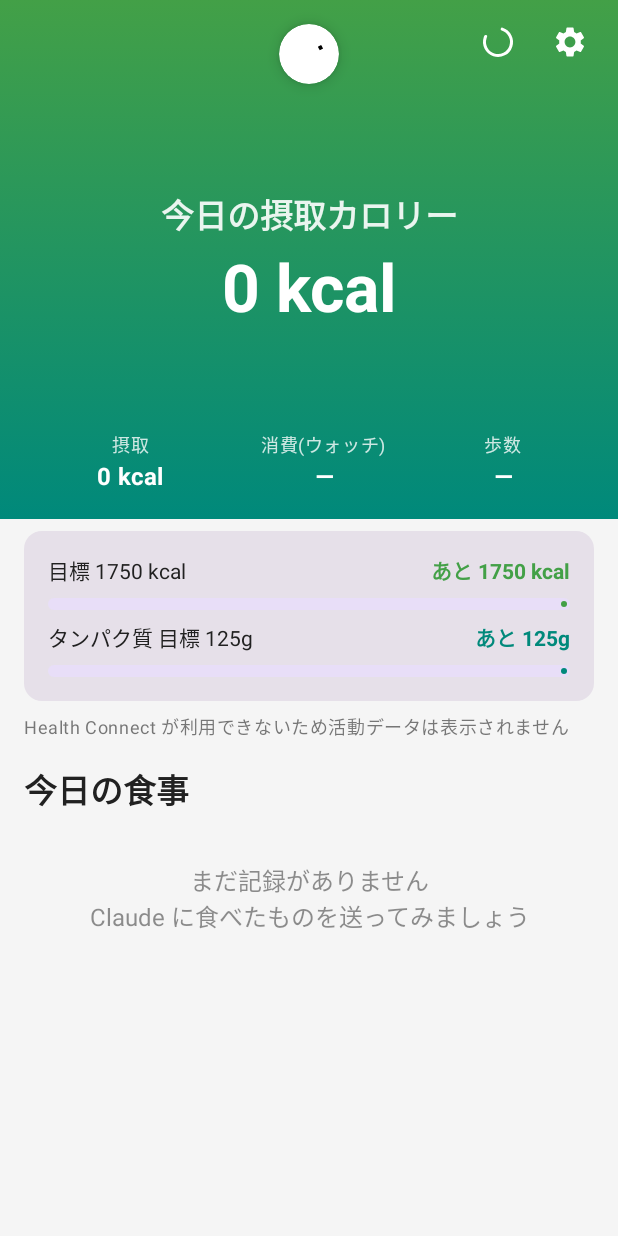
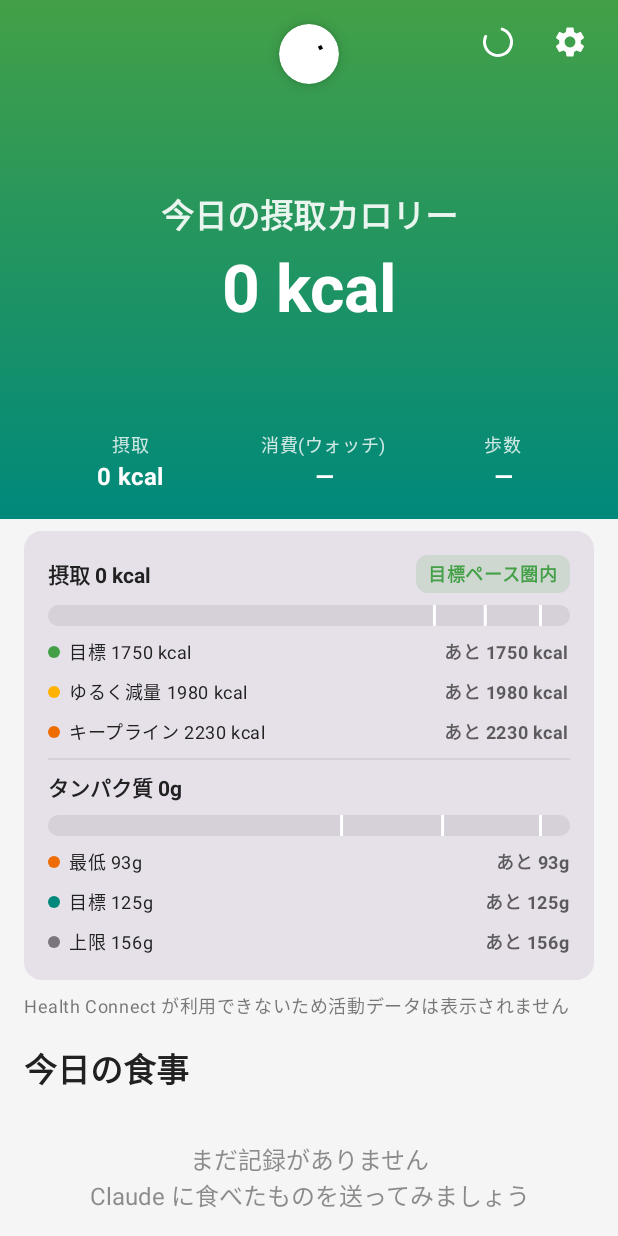
Before and after one commit to tai1992srw-oss/Daily_money, an Android app built with Jetpack Compose: the composable DietContent shown on its own in the app's theme, on a phone screen of 412 x 824 dp. Run offline under Robolectric (Android 15) with nearby library versions, the phone set to English and light mode, and no system bars; our stand-ins replace Dagger/Hilt's generated code; libraries missing offline, so code that uses them is left out: androidx.health.connect; 3 statements that could not run were skipped.

Commit message:
Show three-line calorie zones and three-tier protein progress
- Calorie card now shows intake against three lines with color coding:
  target (green), easy-loss = maintenance - 250 (amber), and keep line
  (orange), with a red over-keep state; custom zone bar with tick marks
  replaces the single progress bar
- Protein progress now has three tiers derived from the target
  (min = x0.75 ~ 1.2g/kg, max = x1.25 ~ 2.0g/kg) with its own zone bar
- New maintenanceKcal setting (default 2230) in the settings dialog;
  settings dialog now passes a DietSettings object
- Bump version to 1.2 (versionCode 3)

Co-Authored-By: Claude Fable 5 <noreply@anthropic.com>
Claude-Session: https://claude.ai/code/session_01WkbkwPJv59hC3Jv2rYfKt8

```diff
--- a/app/build.gradle.kts
+++ b/app/build.gradle.kts
@@ -13,8 +13,8 @@ android {
         applicationId = "com.dietlog"
         minSdk = 26
         targetSdk = 34
-        versionCode = 2
-        versionName = "1.1"
+        versionCode = 3
+        versionName = "1.2"
 
         testInstrumentationRunner = "androidx.test.runner.AndroidJUnitRunner"
         vectorDrawables {
--- a/app/src/main/java/com/dietlog/data/diet/DietModels.kt
+++ b/app/src/main/java/com/dietlog/data/diet/DietModels.kt
@@ -7,10 +7,24 @@ data class DietSettings(
     val apiUrl: String = "",
     val token: String = "",
     val targetKcal: Int = 1750,
-    val targetProteinG: Int = 125
+    val targetProteinG: Int = 125,
+    /** 維持カロリー（キープライン）。これを超えると増量圏。 */
+    val maintenanceKcal: Int = 2230
 ) {
     val isConfigured: Boolean
         get() = apiUrl.isNotBlank() && token.isNotBlank()
+
+    /** ゆるく減量ライン（週−0.25kgペース ≒ 維持−250kcal）。 */
+    val easyKcal: Int
+        get() = maintenanceKcal - 250
+
+    /** タンパク質の最低ライン（目標=1.6g/kg 相当に対する 1.2g/kg ≒ ×0.75）。 */
+    val minProteinG: Int
+        get() = (targetProteinG * 3) / 4
+
+    /** タンパク質の上限ライン（2.0g/kg ≒ ×1.25。これ以上は追加メリットなし）。 */
+    val maxProteinG: Int
+        get() = (targetProteinG * 5) / 4
 }
 
 data class MealRecord(
--- a/app/src/main/java/com/dietlog/data/diet/DietSettingsStore.kt
+++ b/app/src/main/java/com/dietlog/data/diet/DietSettingsStore.kt
@@ -22,6 +22,7 @@ class DietSettingsStore @Inject constructor(
         val TOKEN = stringPreferencesKey("token")
         val TARGET_KCAL = intPreferencesKey("target_kcal")
         val TARGET_PROTEIN_G = intPreferencesKey("target_protein_g")
+        val MAINTENANCE_KCAL = intPreferencesKey("maintenance_kcal")
     }
 
     val settings: Flow<DietSettings> = context.dietDataStore.data.map { prefs ->
@@ -29,7 +30,8 @@ class DietSettingsStore @Inject constructor(
             apiUrl = prefs[Keys.API_URL] ?: "",
             token = prefs[Keys.TOKEN] ?: "",
             targetKcal = prefs[Keys.TARGET_KCAL] ?: 1750,
-            targetProteinG = prefs[Keys.TARGET_PROTEIN_G] ?: 125
+            targetProteinG = prefs[Keys.TARGET_PROTEIN_G] ?: 125,
+            maintenanceKcal = prefs[Keys.MAINTENANCE_KCAL] ?: 2230
         )
     }
 
@@ -39,6 +41,7 @@ class DietSettingsStore @Inject constructor(
             prefs[Keys.TOKEN] = settings.token.trim()
             prefs[Keys.TARGET_KCAL] = settings.targetKcal
             prefs[Keys.TARGET_PROTEIN_G] = settings.targetProteinG
+            prefs[Keys.MAINTENANCE_KCAL] = settings.maintenanceKcal
         }
     }
 }
--- a/app/src/main/java/com/dietlog/ui/screens/DietScreen.kt
+++ b/app/src/main/java/com/dietlog/ui/screens/DietScreen.kt
@@ -1,8 +1,10 @@
 package com.dietlog.ui.screens
 
 import androidx.activity.compose.rememberLauncherForActivityResult
+import androidx.compose.foundation.Canvas
 import androidx.compose.foundation.background
 import androidx.compose.foundation.layout.*
+import androidx.compose.foundation.shape.CircleShape
 import androidx.compose.foundation.lazy.LazyColumn
 import androidx.compose.foundation.lazy.items
 import androidx.compose.foundation.shape.RoundedCornerShape
@@ -17,7 +19,11 @@ import androidx.compose.material3.*
 import androidx.compose.runtime.*
 import androidx.compose.ui.Alignment
 import androidx.compose.ui.Modifier
+import androidx.compose.ui.geometry.CornerRadius
+import androidx.compose.ui.geometry.Offset
+import androidx.compose.ui.geometry.Size
 import androidx.compose.ui.graphics.Brush
+import androidx.compose.ui.graphics.Color
 import androidx.compose.ui.text.font.FontWeight
 import androidx.compose.ui.text.style.TextAlign
 import androidx.compose.ui.unit.dp
@@ -25,12 +31,15 @@ import androidx.compose.ui.unit.sp
 import androidx.health.connect.client.PermissionController
 import androidx.hilt.navigation.compose.hiltViewModel
 import com.dietlog.data.diet.ActivityData
+import com.dietlog.data.diet.DietSettings
 import com.dietlog.data.diet.MealTotals
 import com.dietlog.ui.components.AdviceCard
 import com.dietlog.ui.components.DietSettingsDialog
 import com.dietlog.ui.components.MealItem
 import com.dietlog.ui.components.WeightChartCard
+import com.dietlog.ui.theme.DietAmber
 import com.dietlog.ui.theme.DietGreen
+import com.dietlog.ui.theme.DietOrange
 import com.dietlog.ui.theme.DietTeal
 import java.text.NumberFormat
 import java.util.*
@@ -81,8 +90,8 @@ fun DietScreen(
                 DietSettingsDialog(
                     settings = uiState.settings,
                     onDismiss = { viewModel.hideSettings() },
-                    onSave = { apiUrl, token, targetKcal, targetProteinG ->
-                        viewModel.saveSettings(apiUrl, token, targetKcal, targetProteinG)
+                    onSave = { newSettings ->
+                        viewModel.saveSettings(newSettings)
                     }
                 )
             }
@@ -180,8 +189,7 @@ private fun DietContent(
                 item {
                     TargetProgressCard(
                         intake = intake,
-                        targetKcal = uiState.settings.targetKcal,
-                        targetProteinG = uiState.settings.targetProteinG,
+                        settings = uiState.settings,
                         totals = uiState.day?.totals
                     )
                 }
@@ -428,14 +436,21 @@ private fun BodyStat(label: String, value: String) {
 @Composable
 private fun TargetProgressCard(
     intake: Int,
-    targetKcal: Int,
-    targetProteinG: Int,
+    settings: DietSettings,
     totals: MealTotals?,
     modifier: Modifier = Modifier
 ) {
-    val remaining = targetKcal - intake
+    val targetKcal = settings.targetKcal
+    val easyKcal = settings.easyKcal
+    val keepKcal = settings.maintenanceKcal
     val protein = (totals?.proteinG ?: 0.0).toInt()
-    val proteinRemaining = targetProteinG - protein
+
+    val (bandLabel, bandColor) = when {
+        intake <= targetKcal -> "目標ペース圏内" to DietGreen
+        intake <= easyKcal -> "ゆるく減量圏" to DietAmber
+        intake <= keepKcal -> "キープ圏内" to DietOrange
+        else -> "キープライン超過" to MaterialTheme.colorScheme.error
+    }
 
     Card(
         modifier = modifier.fillMaxWidth(),
@@ -447,50 +462,84 @@ private fun TargetProgressCard(
         ) {
             Row(
                 modifier = Modifier.fillMaxWidth(),
-                horizontalArrangement = Arrangement.SpaceBetween
+                horizontalArrangement = Arrangement.SpaceBetween,
+                verticalAlignment = Alignment.CenterVertically
             ) {
                 Text(
-                    text = "目標 $targetKcal kcal",
-                    style = MaterialTheme.typography.bodyMedium
+                    text = "摂取 $intake kcal",
+                    style = MaterialTheme.typography.bodyMedium,
+                    fontWeight = FontWeight.Bold
                 )
+                Box(
+                    modifier = Modifier
+                        .background(bandColor.copy(alpha = 0.15f), RoundedCornerShape(8.dp))
+                        .padding(horizontal = 8.dp, vertical = 3.dp)
+                ) {
                     Text(
-                    text = if (remaining >= 0) "あと $remaining kcal" else "${-remaining} kcal オーバー",
-                    style = MaterialTheme.typography.bodyMedium,
+                        text = bandLabel,
+                        style = MaterialTheme.typography.bodySmall,
                         fontWeight = FontWeight.Bold,
-                    color = if (remaining >= 0) DietGreen else MaterialTheme.colorScheme.error
+                        color = bandColor
                     )
                 }
+            }
 
-            LinearProgressIndicator(
-                progress = (intake.toFloat() / targetKcal.coerceAtLeast(1)).coerceIn(0f, 1f),
-                modifier = Modifier
-                    .fillMaxWidth()
-                    .height(8.dp),
-                color = if (remaining >= 0) DietGreen else MaterialTheme.colorScheme.error
+            ZoneBar(
+                value = intake,
+                lines = listOf(targetKcal, easyKcal, keepKcal),
+                fillColor = bandColor
             )
 
-            Row(
-                modifier = Modifier.fillMaxWidth(),
-                horizontalArrangement = Arrangement.SpaceBetween
-            ) {
+            ZoneLineRow(
+                color = DietGreen, label = "目標",
+                lineValue = targetKcal, current = intake, unit = " kcal"
+            )
+            ZoneLineRow(
+                color = DietAmber, label = "ゆるく減量",
+                lineValue = easyKcal, current = intake, unit = " kcal"
+            )
+            ZoneLineRow(
+                color = DietOrange, label = "キープライン",
+                lineValue = keepKcal, current = intake, unit = " kcal"
+            )
+
+            Divider(color = MaterialTheme.colorScheme.onSurface.copy(alpha = 0.08f))
+
             Text(
-                    text = "タンパク質 目標 ${targetProteinG}g",
-                    style = MaterialTheme.typography.bodyMedium
+                text = "タンパク質 ${protein}g",
+                style = MaterialTheme.typography.bodyMedium,
+                fontWeight = FontWeight.Bold
             )
-                Text(
-                    text = if (proteinRemaining > 0) "あと ${proteinRemaining}g" else "達成（${protein}g）",
-                    style = MaterialTheme.typography.bodyMedium,
-                    fontWeight = FontWeight.Bold,
-                    color = DietTeal
+
+            ZoneBar(
+                value = protein,
+                lines = listOf(settings.minProteinG, settings.targetProteinG, settings.maxProteinG),
+                fillColor = DietTeal
             )
-            }
 
-            LinearProgressIndicator(
-                progress = (protein.toFloat() / targetProteinG.coerceAtLeast(1)).coerceIn(0f, 1f),
-                modifier = Modifier
-                    .fillMaxWidth()
-                    .height(8.dp),
-                color = DietTeal
+            ZoneLineRow(
+                color = DietOrange,
+                label = "最低",
+                lineValue = settings.minProteinG,
+                current = protein,
+                unit = "g",
+                achievedText = "達成"
+            )
+            ZoneLineRow(
+                color = DietTeal,
+                label = "目標",
+                lineValue = settings.targetProteinG,
+                current = protein,
+                unit = "g",
+                achievedText = "達成"
+            )
+            ZoneLineRow(
+                color = MaterialTheme.colorScheme.outline,
+                label = "上限",
+                lineValue = settings.maxProteinG,
+                current = protein,
+                unit = "g",
+                achievedText = "超過（効果薄）"
             )
 
             if (totals != null) {
@@ -503,3 +552,81 @@ private fun TargetProgressCard(
         }
     }
 }
+
+/**
+ * 3本のラインを目盛りとして刻んだ進捗バー。
+ * バーの長さは最大ラインの少し先までをスケールとし、fillColor で現在値を塗る。
+ */
+@Composable
+private fun ZoneBar(
+    value: Int,
+    lines: List<Int>,
+    fillColor: Color,
+    modifier: Modifier = Modifier
+) {
+    val trackColor = MaterialTheme.colorScheme.onSurface.copy(alpha = 0.08f)
+    val tickColor = MaterialTheme.colorScheme.surface
+
+    Canvas(
+        modifier = modifier
+            .fillMaxWidth()
+            .height(14.dp)
+    ) {
+        val maxLine = lines.max()
+        val maxScale = maxOf(maxLine * 1.06f, value.toFloat())
+        fun xAt(v: Float): Float = (v / maxScale).coerceIn(0f, 1f) * size.width
+
+        val corner = CornerRadius(size.height / 2)
+        drawRoundRect(color = trackColor, cornerRadius = corner)
+        if (value > 0) {
+            drawRoundRect(
+                color = fillColor,
+                size = Size(xAt(value.toFloat()).coerceAtLeast(size.height), size.height),
+                cornerRadius = corner
+            )
+        }
+        lines.forEach { line ->
+            val x = xAt(line.toFloat())
+            drawLine(tickColor, Offset(x, 0f), Offset(x, size.height), 2.dp.toPx())
+        }
+    }
+}
+
+/** ラインの凡例1行。「● ラベル 値   あと◯」形式で、超えたときは achievedText（省略時は超過表示）。 */
+@Composable
+private fun ZoneLineRow(
+    color: Color,
+    label: String,
+    lineValue: Int,
+    current: Int,
+    unit: String,
+    achievedText: String? = null,
+    modifier: Modifier = Modifier
+) {
+    val diff = lineValue - current
+
+    Row(
+        modifier = modifier.fillMaxWidth(),
+        horizontalArrangement = Arrangement.SpaceBetween,
+        verticalAlignment = Alignment.CenterVertically
+    ) {
+        Row(verticalAlignment = Alignment.CenterVertically) {
+            Box(
+                modifier = Modifier
+                    .size(8.dp)
+                    .background(color, CircleShape)
+            )
+            Spacer(modifier = Modifier.width(6.dp))
+            Text(
+                text = "$label $lineValue$unit",
+                style = MaterialTheme.typography.bodySmall
+            )
+        }
+        Text(
+            text = if (diff >= 0) "あと $diff$unit" else (achievedText ?: "${-diff}$unit 超過"),
+            style = MaterialTheme.typography.bodySmall,
+            fontWeight = FontWeight.Bold,
+            color = if (diff >= 0) MaterialTheme.colorScheme.onSurface.copy(alpha = 0.7f) else color
+        )
+    }
+}
--- a/app/src/main/java/com/dietlog/ui/screens/DietViewModel.kt
+++ b/app/src/main/java/com/dietlog/ui/screens/DietViewModel.kt
@@ -52,9 +52,9 @@ class DietViewModel @Inject constructor(
         refresh()
     }
 
-    fun saveSettings(apiUrl: String, token: String, targetKcal: Int, targetProteinG: Int) {
+    fun saveSettings(settings: DietSettings) {
         viewModelScope.launch {
-            repository.saveSettings(DietSettings(apiUrl, token, targetKcal, targetProteinG))
+            repository.saveSettings(settings)
             _uiState.update { it.copy(showSettings = false) }
             refreshInternal()
         }
--- a/app/src/main/java/com/dietlog/ui/theme/Color.kt
+++ b/app/src/main/java/com/dietlog/ui/theme/Color.kt
@@ -26,6 +26,8 @@ val ExpenseColor = Color(0xFFF44336)
 // Diet colors
 val DietGreen = Color(0xFF43A047)
 val DietTeal = Color(0xFF00897B)
+val DietAmber = Color(0xFFFFB300)
+val DietOrange = Color(0xFFEF6C00)
 val ProteinColor = Color(0xFFE57373)
 val FatColor = Color(0xFFFFB74D)
 val CarbsColor = Color(0xFF64B5F6)
```
Also changed, not shown: app/src/main/java/com/dietlog/ui/components/DietSettingsDialog.kt (+24 -3 lines), 1 other file. Lines whose indentation alone changed are shown as unchanged.
